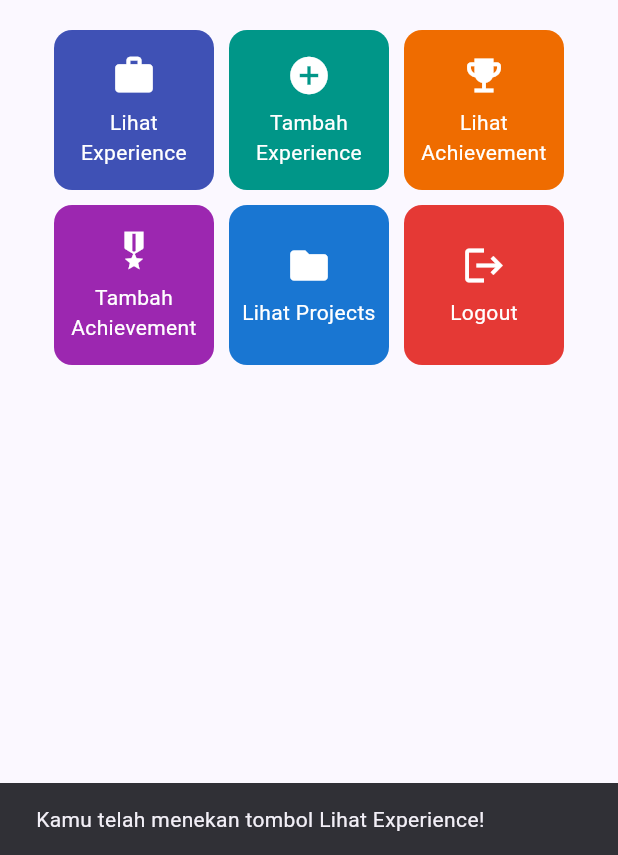
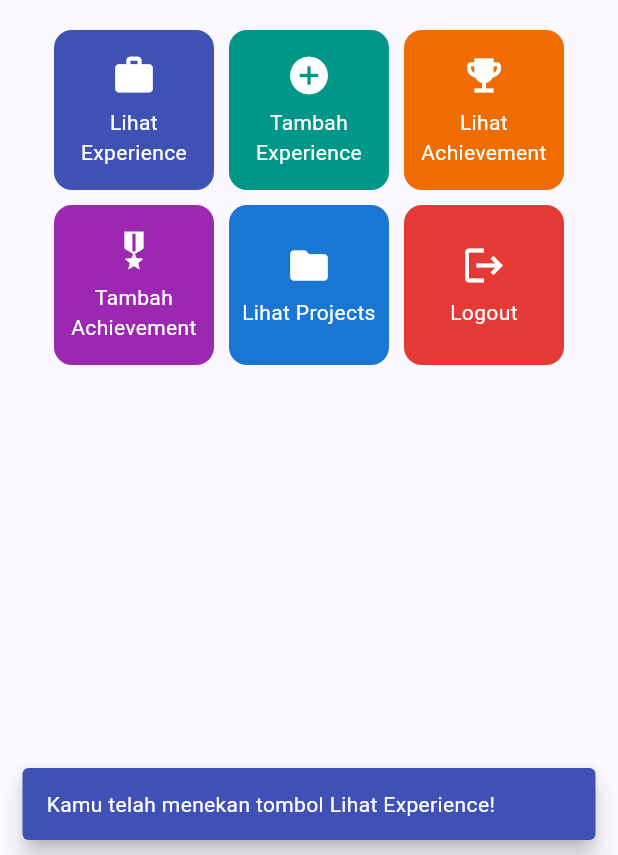
Before and after one commit to KhanyfatulMuflikhat/myportofolio_mobile, a Flutter app: the screen it shows after launch, after a tap on "Lihat Experience", on a phone screen of 412 x 824 dp, the part 381-1236 px from its top. Run offline on Flutter 3.47's test engine with Material 3 defaults, Android fonts, the phone set to English and light mode, and no system bars.

Commit message:
feat: SnackBar berwarna sesuai kartu dengan behavior floating

```diff
--- a/lib/widgets/item_card.dart
+++ b/lib/widgets/item_card.dart
@@ -31,11 +31,21 @@ class ItemCard extends StatelessWidget {
   }
 
   /// Menampilkan SnackBar sesuai nama tombol yang ditekan.
+  ///
+  /// Warnanya mengikuti warna kartu agar pengguna langsung tahu
+  /// tombol mana yang baru ditekan.
   void _showSnackBar(BuildContext context) {
     ScaffoldMessenger.of(context)
       ..hideCurrentSnackBar()
       ..showSnackBar(
-        SnackBar(content: Text("Kamu telah menekan tombol ${item.name}!")),
+        SnackBar(
+          backgroundColor: item.color,
+          behavior: SnackBarBehavior.floating,
+          content: Text(
+            "Kamu telah menekan tombol ${item.name}!",
+            style: const TextStyle(color: Colors.white),
+          ),
+        ),
       );
   }
 
```
